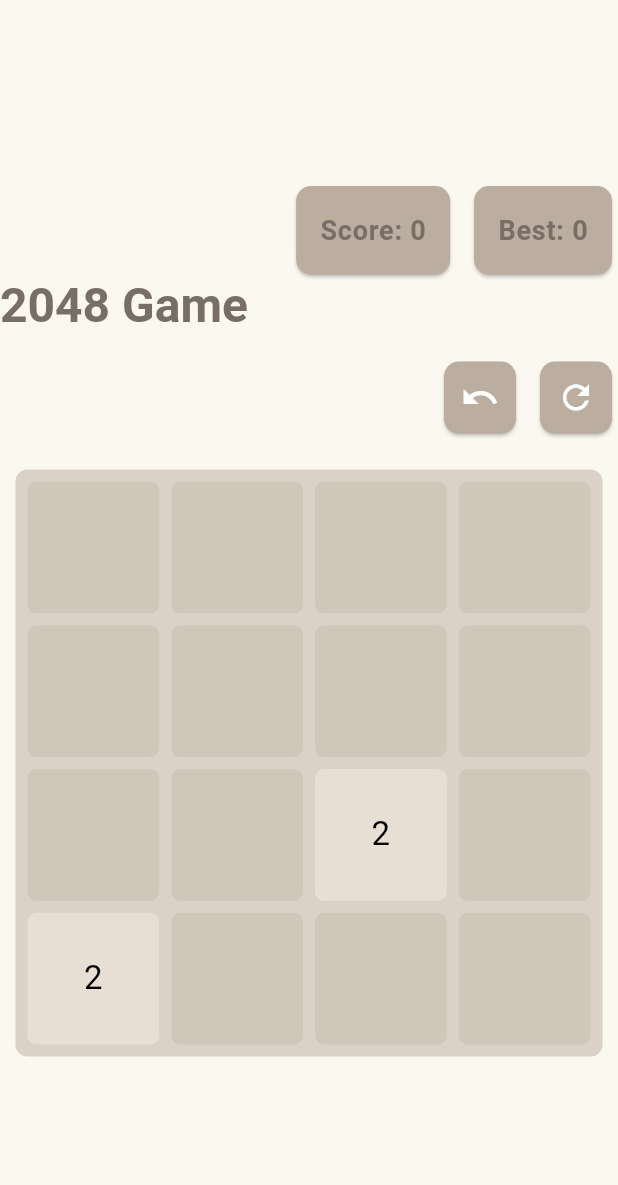
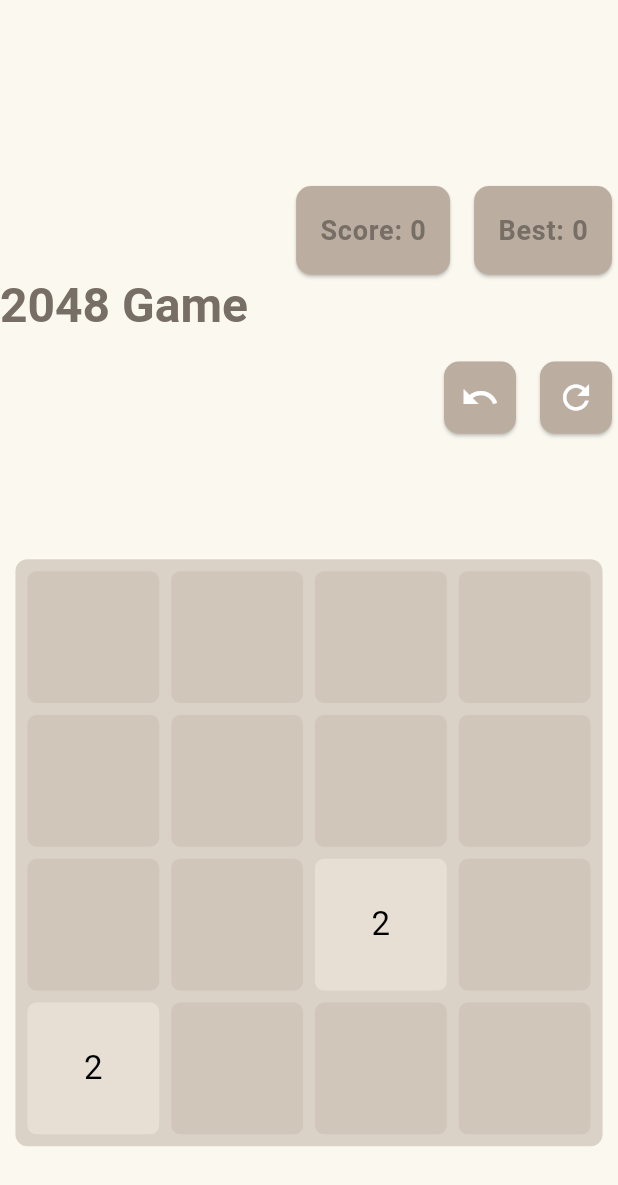
Before and after one commit to JatinSingh007/2048-Game-Flutter, a Flutter app: the screen it shows after launch, on a phone screen of 412 x 824 dp. Shown: the top 1185 px of the screen. Run offline on Flutter 3.47's test engine with Material 3 defaults, Android fonts, the phone set to English and light mode, and no system bars; our stand-ins replace flutter_riverpod.

Commit message:
fixed the sizing issue

```diff
--- a/lib/GameScreen.dart
+++ b/lib/GameScreen.dart
@@ -194,7 +194,8 @@ class _GameScreenState extends ConsumerState<GameScreen> {
                     ],
                   ),
                   const SizedBox(height: 20),
-                  GestureDetector(
+                  Expanded(
+                    child: GestureDetector(
                       onPanEnd: (DragEndDetails details) {
                         final v = details.velocity.pixelsPerSecond;
                         const minVelocity = 100;
@@ -212,7 +213,6 @@ class _GameScreenState extends ConsumerState<GameScreen> {
                           }
                         }
                       },
-                    child: Expanded(
                       child: LayoutBuilder(
                         builder: (context, constraints) {
                           final boardSize =
```
Lines whose indentation alone changed are shown as unchanged.
